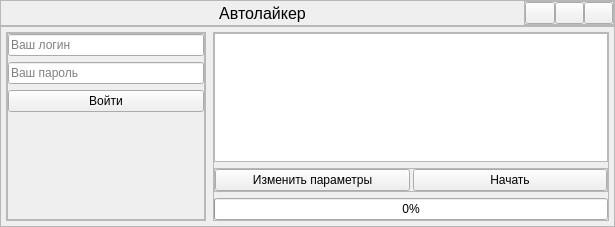
This is Interface/MainWindow.ui in Daniil-Solo/InstagramBot as Qt 5 draws it before an edit. The edited form follows.
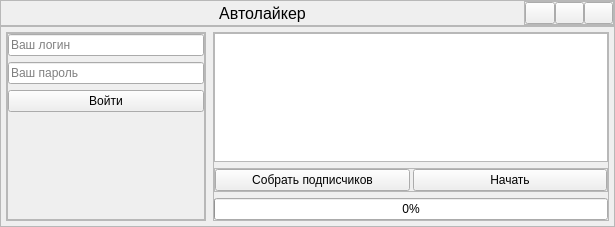
This is the edited form.

The edit to the form file:
```diff
--- a/Interface/MainWindow.ui
+++ b/Interface/MainWindow.ui
@@ -314,7 +314,7 @@
              <item>
               <widget class="QPushButton" name="change_parameters_button">
                <property name="text">
-                <string>Изменить параметры</string>
+                <string>Собрать подписчиков</string>
                </property>
               </widget>
              </item>
```
Left out of the diff: 2 changed lines with no effect on the pictures.
